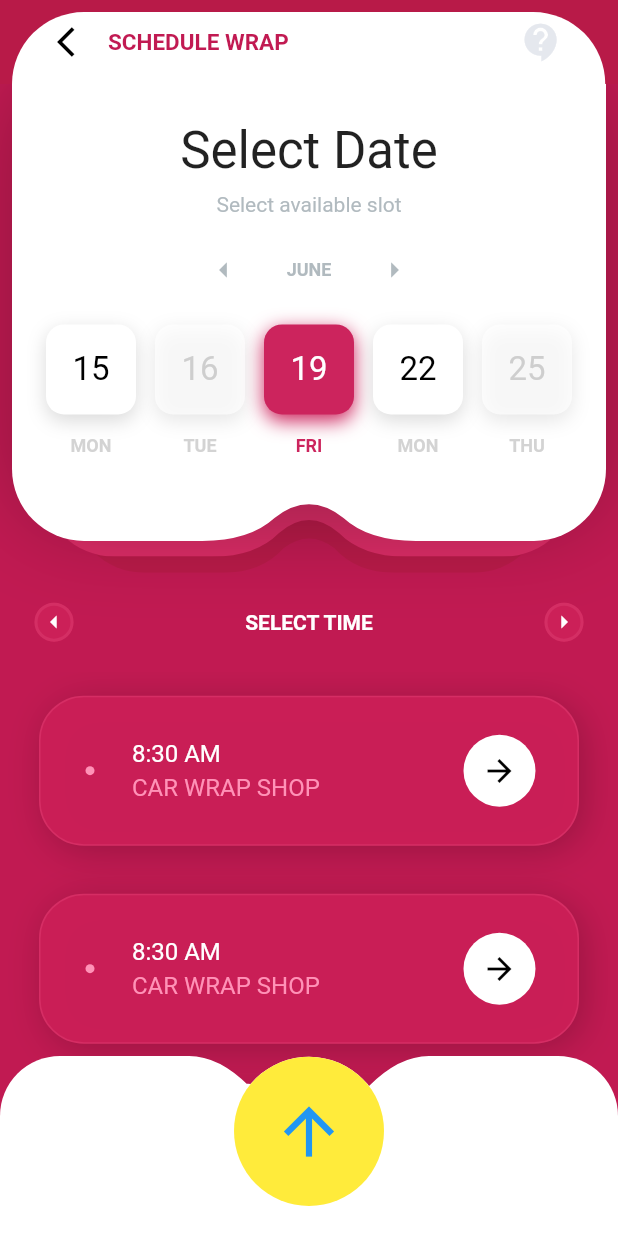
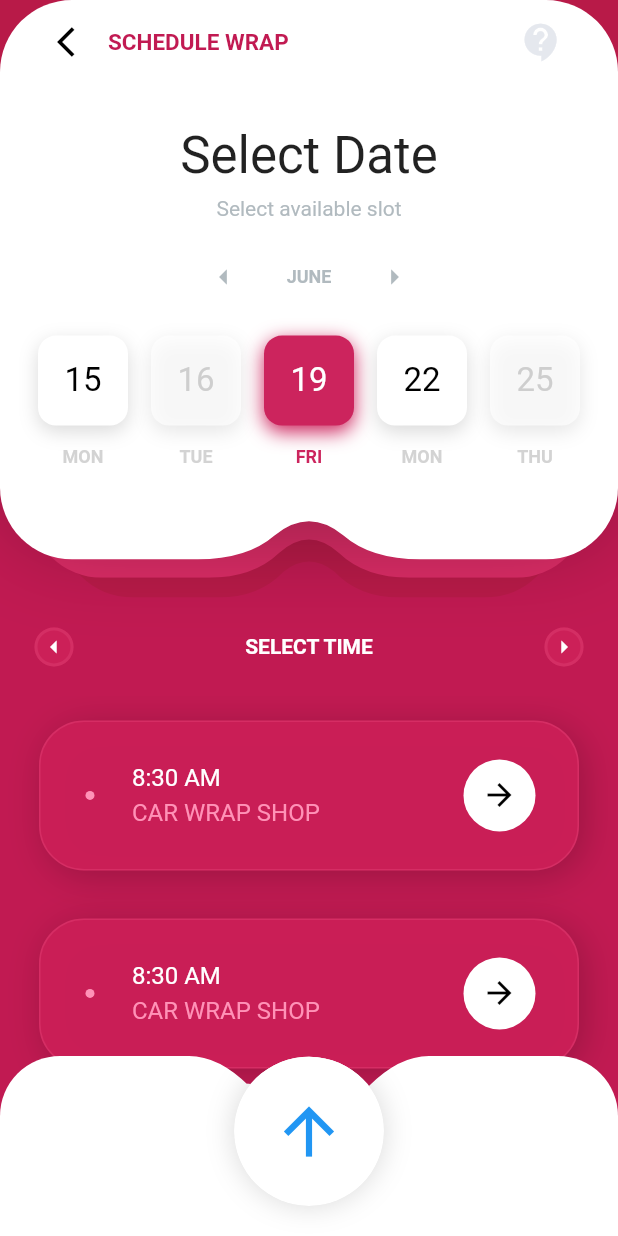
Before and after one commit to mtopolewski/flutter_design_case_car_advertisement, a Flutter app: the screen it shows after launch, on a phone screen of 412 x 824 dp. Run offline on Flutter 3.47's test engine with Material 2 defaults, Android fonts, the light colour scheme and no system bars.

Commit message:
Update homePage.dart

```diff
--- a/lib/pages/homePage.dart
+++ b/lib/pages/homePage.dart
@@ -60,15 +60,12 @@ class HomePage extends StatelessWidget {
           ],
           backgroundColor: Color(0xFFb81a48), //Colors.white,
           shadowColor: Colors.transparent,
-          flexibleSpace: Padding(
-            padding: EdgeInsets.fromLTRB(8, 8, 8.5, 0),
-            child: Container(
+          flexibleSpace: Container(
             decoration: BoxDecoration(
                 color: Colors.white, //B41A47 //bd1c4b
                 borderRadius: BorderRadius.only(
                     topLeft: Radius.circular(48),
                     topRight: Radius.circular(48))),
-            ),
           ),
         ),
         body: SafeArea(
@@ -77,9 +74,7 @@ class HomePage extends StatelessWidget {
             color: Color(0x0FFC11A52),
             child: Column(
               children: [
-                Padding(
-                  padding: const EdgeInsets.fromLTRB(8, 0, 8, 0),
-                  child: Stack(
+                Stack(
                   children: [
                     Padding(
                       padding: const EdgeInsets.fromLTRB(40, 0, 40, 0),
@@ -126,8 +121,7 @@ class HomePage extends StatelessWidget {
                                 offset: Offset(0, -10),
                               ),
                             ],
-                              borderRadius:
-                                  BorderRadius.all(Radius.circular(48)),
+                            borderRadius: BorderRadius.all(Radius.circular(48)),
                           ),
                           child: ClipPath(
                             clipper: ThirdClipper(),
@@ -145,15 +139,15 @@ class HomePage extends StatelessWidget {
                                       child: Align(
                                     alignment: Alignment.bottomCenter,
                                     child: Padding(
-                                        padding: const EdgeInsets.fromLTRB(
-                                            0, 0, 0, 8),
+                                      padding:
+                                          const EdgeInsets.fromLTRB(0, 0, 0, 8),
                                       child: Text("Select Date",
                                           style: TextStyle(fontSize: 34)),
                                     ),
                                   )),
                                   Text("Select available slot",
-                                        style: TextStyle(
-                                            color: Color(0xFFB1BABf))),
+                                      style:
+                                          TextStyle(color: Color(0xFFB1BABf))),
                                   Expanded(
                                     flex: 1,
                                     child: Container(
@@ -251,7 +245,6 @@ class HomePage extends StatelessWidget {
                       ),
                     ),
                   ],
-                  ),
                 ),
                 Expanded(
                     child: Column(
@@ -599,6 +592,17 @@ class HomePage extends StatelessWidget {
                                                 color: Colors.transparent)),
                                         Flexible(
                                             flex: 2,
+                                            child: Container(
+                                              decoration: BoxDecoration(
+                                                shape: BoxShape.circle,
+                                                boxShadow: [
+                                                  BoxShadow(
+                                                    color: Color(0xFFDADADA),
+                                                    blurRadius: 16.0,
+                                                    offset: Offset(0, 0),
+                                                  ),
+                                                ],
+                                              ),
                                               child: ClipOval(
                                                 child: Container(
                                                   height: 100,
@@ -614,7 +618,8 @@ class HomePage extends StatelessWidget {
                                                                 .arrow_upward_sharp)),
                                                       )),
                                                   decoration: BoxDecoration(
-                                                  color: Colors.yellow,
+                                                    shape: BoxShape.circle,
+                                                    color: Colors.white,
                                                     boxShadow: [
                                                       BoxShadow(
                                                         color: Colors
@@ -623,6 +628,7 @@ class HomePage extends StatelessWidget {
                                                         offset: Offset(0, 0),
                                                       ),
                                                     ],
+                                                  ),
                                                 ),
                                               ),
                                             )),
```
Lines whose indentation alone changed are shown as unchanged.
